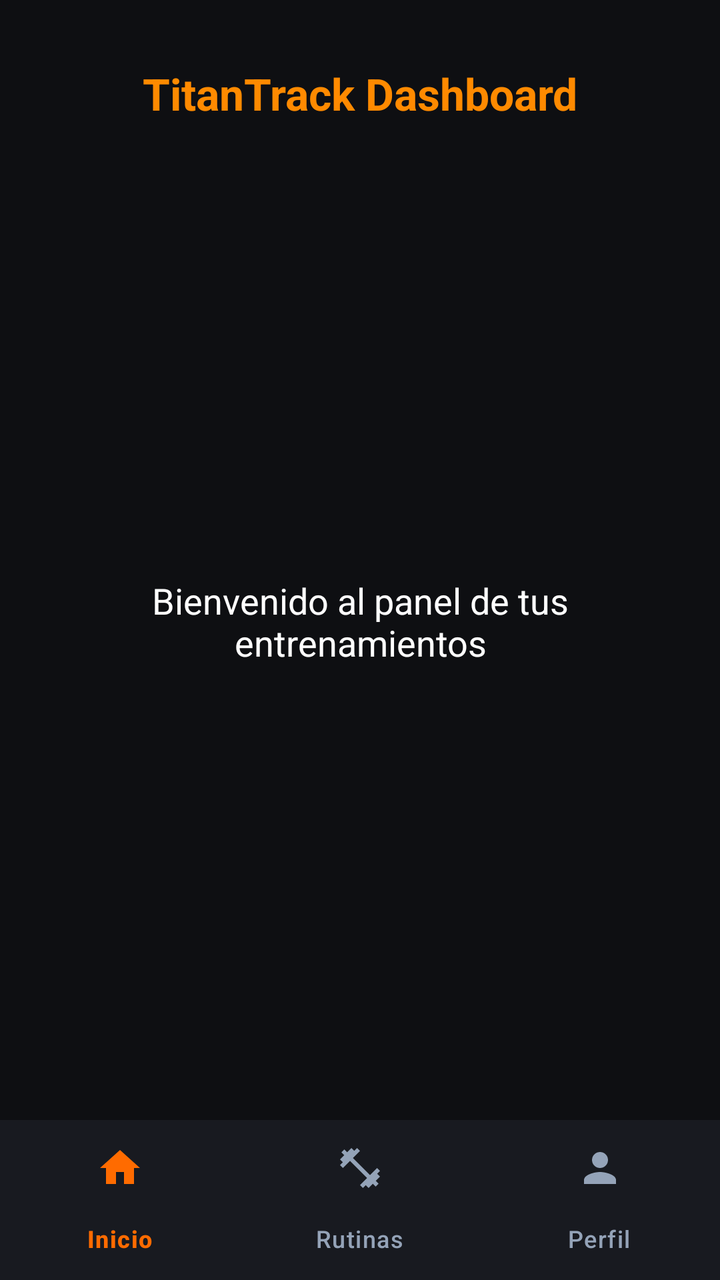
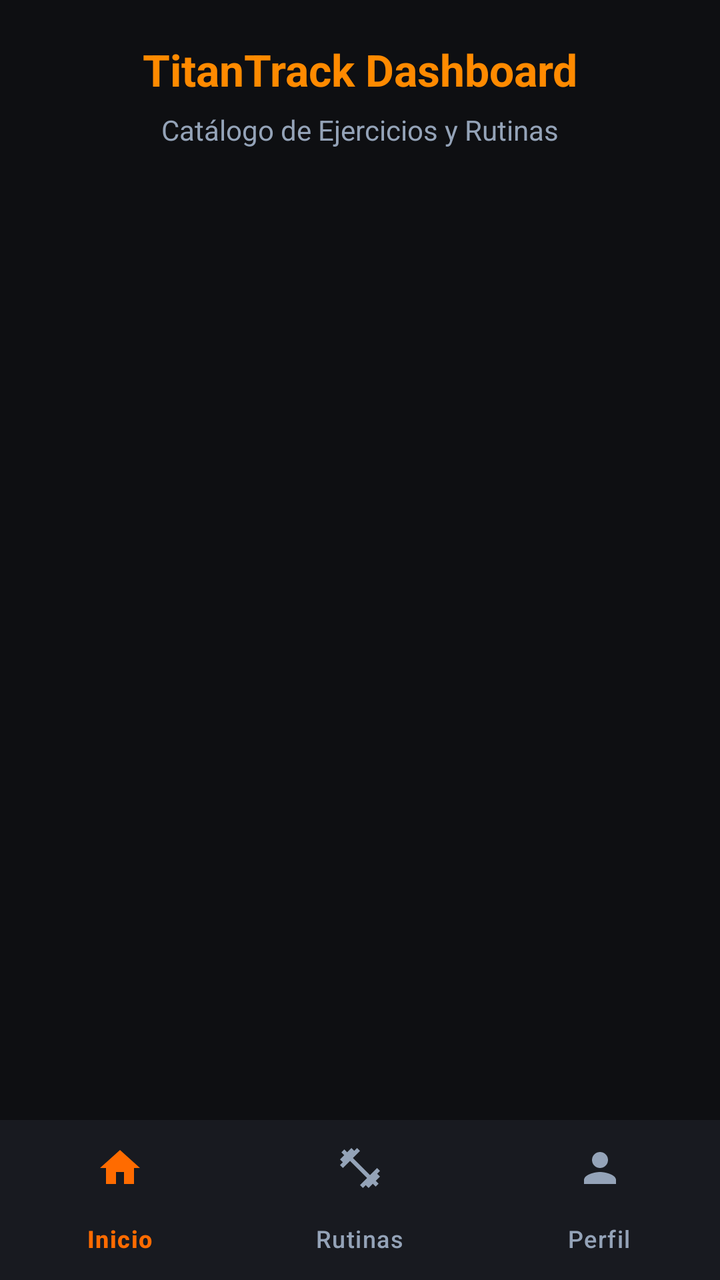

The first picture is an Android layout as it rendered before a commit; the second is the same layout after the commit. The layout source and the unified diff follow.
<!-- AndroidManifest.xml: application theme Theme.TitanTrack -->
<!-- res/layout/activity_dashboard.xml -->
<?xml version="1.0" encoding="utf-8"?>
<androidx.constraintlayout.widget.ConstraintLayout xmlns:android="http://schemas.android.com/apk/res/android" xmlns:app="http://schemas.android.com/apk/res-auto"
    android:layout_width="match_parent"
    android:layout_height="match_parent"
    android:background="@color/brand_background">

    
    <TextView
        android:id="@+id/tvDashboardTitle"
        android:layout_width="wrap_content"
        android:layout_height="wrap_content"
        android:layout_marginTop="32dp"
        android:text="@string/dashboard_title"
        android:textColor="@color/brand_accent"
        android:textSize="22sp"
        android:textStyle="bold"
        app:layout_constraintEnd_toEndOf="parent"
        app:layout_constraintStart_toStartOf="parent"
        app:layout_constraintTop_toTopOf="parent" />

    
    <TextView
        android:id="@+id/tvSectionContent"
        android:layout_width="0dp"
        android:layout_height="wrap_content"
        android:layout_marginHorizontal="24dp"
        android:gravity="center"
        android:text="@string/section_welcome"
        android:textColor="@color/brand_text_primary"
        android:textSize="18sp"
        app:layout_constraintBottom_toTopOf="@+id/bottomNavigationView"
        app:layout_constraintEnd_toEndOf="parent"
        app:layout_constraintStart_toStartOf="parent"
        app:layout_constraintTop_toBottomOf="@+id/tvDashboardTitle" />

    
    <com.google.android.material.bottomnavigation.BottomNavigationView
        android:id="@+id/bottomNavigationView"
        android:layout_width="0dp"
        android:layout_height="wrap_content"
        android:background="@color/brand_surface"
        app:itemIconTint="@color/bottom_nav_colors"
        app:itemTextColor="@color/bottom_nav_colors"
        app:layout_constraintBottom_toBottomOf="parent"
        app:layout_constraintEnd_toEndOf="parent"
        app:layout_constraintStart_toStartOf="parent"
        app:menu="@menu/bottom_nav_menu" />

</androidx.constraintlayout.widget.ConstraintLayout>
<!-- resources referenced by this layout -->
<resources>
  <color name="brand_accent">#FF8A00</color>
  <color name="brand_background">#0E0F12</color>
  <color name="brand_surface">#181A20</color>
  <color name="brand_text_primary">#FFFFFF</color>
  <string name="dashboard_title">TitanTrack Dashboard</string>
  <string name="section_welcome">Bienvenido al panel de tus entrenamientos</string>
  <style name="Theme.TitanTrack" parent="Base.Theme.TitanTrack" />
  <style name="Base.Theme.TitanTrack" parent="Theme.Material3.DayNight.NoActionBar">
          
          
      </style>
</resources>

<!-- the commit's change to res/layout/activity_dashboard.xml (unified diff, before → after) -->
@@ -1,5 +1,7 @@
 <?xml version="1.0" encoding="utf-8"?>
-<androidx.constraintlayout.widget.ConstraintLayout xmlns:android="http://schemas.android.com/apk/res/android" xmlns:app="http://schemas.android.com/apk/res-auto"
+<androidx.constraintlayout.widget.ConstraintLayout
+    xmlns:android="http://schemas.android.com/apk/res/android"
+    xmlns:app="http://schemas.android.com/apk/res-auto"
     android:layout_width="match_parent"
     android:layout_height="match_parent"
     android:background="@color/brand_background">
@@ -9,7 +11,7 @@
         android:id="@+id/tvDashboardTitle"
         android:layout_width="wrap_content"
         android:layout_height="wrap_content"
-        android:layout_marginTop="32dp"
+        android:layout_marginTop="20dp"
         android:text="@string/dashboard_title"
         android:textColor="@color/brand_accent"
         android:textSize="22sp"
@@ -21,17 +23,28 @@
     
     <TextView
         android:id="@+id/tvSectionContent"
+        android:layout_width="wrap_content"
+        android:layout_height="wrap_content"
+        android:layout_marginTop="6dp"
+        android:text="Catálogo de Ejercicios y Rutinas"
+        android:textColor="@color/brand_text_secondary"
+        android:textSize="14sp"
+        app:layout_constraintEnd_toEndOf="parent"
+        app:layout_constraintStart_toStartOf="parent"
+        app:layout_constraintTop_toBottomOf="@+id/tvDashboardTitle" />
+
+    
+    <androidx.recyclerview.widget.RecyclerView
+        android:id="@+id/rvExercises"
         android:layout_width="0dp"
-        android:layout_height="wrap_content"
-        android:layout_marginHorizontal="24dp"
-        android:gravity="center"
-        android:text="@string/section_welcome"
-        android:textColor="@color/brand_text_primary"
-        android:textSize="18sp"
+        android:layout_height="0dp"
+        android:layout_marginTop="12dp"
+        android:clipToPadding="false"
+        android:paddingBottom="12dp"
         app:layout_constraintBottom_toTopOf="@+id/bottomNavigationView"
         app:layout_constraintEnd_toEndOf="parent"
         app:layout_constraintStart_toStartOf="parent"
-        app:layout_constraintTop_toBottomOf="@+id/tvDashboardTitle" />
+        app:layout_constraintTop_toBottomOf="@+id/tvSectionContent" />
 
     
     <com.google.android.material.bottomnavigation.BottomNavigationView
<!-- resource entries referenced after the edit -->
@@ -3,9 +3,8 @@
   <color name="brand_accent">#FF8A00</color>
   <color name="brand_background">#0E0F12</color>
   <color name="brand_surface">#181A20</color>
-  <color name="brand_text_primary">#FFFFFF</color>
+  <color name="brand_text_secondary">#94A3B8</color>
   <string name="dashboard_title">TitanTrack Dashboard</string>
-  <string name="section_welcome">Bienvenido al panel de tus entrenamientos</string>
   <style name="Theme.TitanTrack" parent="Base.Theme.TitanTrack" />
   <style name="Base.Theme.TitanTrack" parent="Theme.Material3.DayNight.NoActionBar">
           
